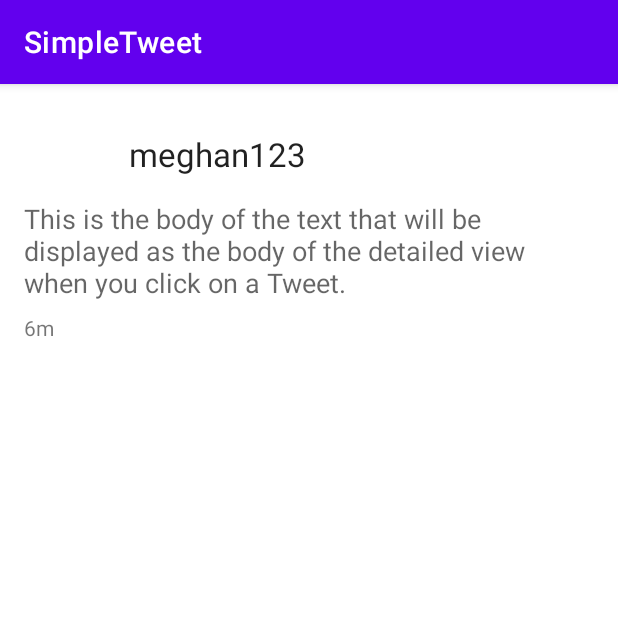
After one commit to mflynn19/SimpleTweet2, an Android app: the DetailedActivity screen opened directly, with no data from a screen before it, on a phone screen of 412 x 824 dp, the top half of it. The commit adds this screen. Run offline under Robolectric (Android 15) with nearby library versions, the phone set to English and light mode, and no system bars; pictures from the network do not load; 5 statements that could not run were skipped.

Commit message:
stretch #2 for part 1

```diff
--- a/app/build.gradle
+++ b/app/build.gradle
@@ -2,6 +2,7 @@ plugins {
     id 'com.android.application'
     id 'kotlin-android'
     id 'kotlin-kapt'
+    id 'kotlin-parcelize'
 }
 
 def apikeyPropertiesFile = rootProject.file("apikey.properties")
@@ -58,6 +59,9 @@ dependencies {
     implementation 'com.google.android.material:material:1.3.0'
     implementation 'androidx.constraintlayout:constraintlayout:2.0.4'
 
+    implementation 'org.parceler:parceler-api:1.1.12'
+    annotationProcessor 'org.parceler:parceler:1.1.12'
+
     implementation 'com.codepath.libraries:android-oauth-handler:2.4.0'
     implementation 'commons-codec:commons-codec:1.10'
     implementation 'androidx.appcompat:appcompat:1.2.0'
--- a/app/src/main/AndroidManifest.xml
+++ b/app/src/main/AndroidManifest.xml
@@ -13,6 +13,9 @@
         android:roundIcon="@mipmap/ic_launcher_round"
         android:supportsRtl="true"
         android:theme="@style/Theme.RestClientTemplateKotlin">
+        <activity
+            android:name=".models.DetailedActivity"
+            android:exported="false" />
         <activity
             android:name=".TimelineActivity"
             android:exported="false" />
--- a/app/src/main/java/com/codepath/apps/restclienttemplate/TimelineActivity.kt
+++ b/app/src/main/java/com/codepath/apps/restclienttemplate/TimelineActivity.kt
@@ -34,7 +34,7 @@ class TimelineActivity : AppCompatActivity() {
             android.R.color.holo_red_light);
 
         rvTweets = findViewById(R.id.rvTweets)
-        adapter = TweetsAdapter(tweets)
+        adapter = TweetsAdapter(tweets, this)
         rvTweets.layoutManager = LinearLayoutManager(this)
         rvTweets.adapter = adapter
 
--- /dev/null
+++ b/app/src/main/java/com/codepath/apps/restclienttemplate/models/DetailedActivity.kt
@@ -0,0 +1,33 @@
+package com.codepath.apps.restclienttemplate.models
+
+import androidx.appcompat.app.AppCompatActivity
+import android.os.Bundle
+import android.widget.ImageView
+import android.widget.TextView
+import com.bumptech.glide.Glide
+import com.codepath.apps.restclienttemplate.R
+import com.codepath.apps.restclienttemplate.TweetsAdapter
+
+
+private const val TAG = "DetailedActivity"
+class DetailedActivity : AppCompatActivity() {
+    private lateinit var username : TextView
+    private lateinit var tweetBody : TextView
+    private lateinit var timestamp : TextView
+    private lateinit var profilePicture : ImageView
+
+    override fun onCreate(savedInstanceState: Bundle?) {
+        super.onCreate(savedInstanceState)
+        setContentView(R.layout.activity_detailed)
+        username = findViewById(R.id.tvUser)
+        tweetBody = findViewById(R.id.tvBody)
+        timestamp = findViewById(R.id.tvPostedtime)
+        profilePicture = findViewById(R.id.ivProfilePic)
+
+        val tweet = intent.getParcelableExtra<Tweet>("tweet") as Tweet
+        username.text = tweet.user?.name
+        tweetBody.text = tweet.body
+        timestamp.text = tweet.createdAt
+        Glide.with(this).load(tweet.user?.publicImageURL).into(profilePicture)
+    }
+}
--- /dev/null
+++ b/app/src/main/res/layout/activity_detailed.xml
@@ -0,0 +1,54 @@
+<?xml version="1.0" encoding="utf-8"?>
+<androidx.constraintlayout.widget.ConstraintLayout xmlns:android="http://schemas.android.com/apk/res/android"
+    xmlns:app="http://schemas.android.com/apk/res-auto"
+    xmlns:tools="http://schemas.android.com/tools"
+    android:layout_width="match_parent"
+    android:layout_height="match_parent"
+    tools:context="models.DetailedActivity">
+
+    <ImageView
+        android:id="@+id/ivProfilePic"
+        android:layout_width="54dp"
+        android:layout_height="53dp"
+        android:layout_marginStart="16dp"
+        android:layout_marginTop="16dp"
+        app:layout_constraintStart_toStartOf="parent"
+        app:layout_constraintTop_toTopOf="parent"
+        tools:srcCompat="@tools:sample/avatars" />
+
+    <TextView
+        android:id="@+id/tvUser"
+        android:layout_width="wrap_content"
+        android:layout_height="wrap_content"
+        android:layout_marginStart="16dp"
+        android:layout_marginTop="32dp"
+        android:text="meghan123"
+        android:textAppearance="@style/TextAppearance.AppCompat.Large"
+        app:layout_constraintStart_toEndOf="@+id/ivProfilePic"
+        app:layout_constraintTop_toTopOf="parent" />
+
+    <TextView
+        android:id="@+id/tvBody"
+        android:layout_width="wrap_content"
+        android:layout_height="wrap_content"
+        android:layout_marginStart="16dp"
+        android:layout_marginTop="8dp"
+        android:layout_marginEnd="16dp"
+        android:text="This is the body of the text that will be displayed as the body of the detailed view when you click on a Tweet."
+        android:textAppearance="@style/TextAppearance.AppCompat.Medium"
+        app:layout_constrainedWidth="true"
+        app:layout_constraintEnd_toEndOf="parent"
+        app:layout_constraintHorizontal_bias="0.0"
+        app:layout_constraintStart_toStartOf="parent"
+        app:layout_constraintTop_toBottomOf="@+id/ivProfilePic" />
+
+    <TextView
+        android:id="@+id/tvPostedtime"
+        android:layout_width="wrap_content"
+        android:layout_height="wrap_content"
+        android:layout_marginStart="16dp"
+        android:layout_marginTop="8dp"
+        android:text="6m"
+        app:layout_constraintStart_toStartOf="parent"
+        app:layout_constraintTop_toBottomOf="@+id/tvBody" />
+</androidx.constraintlayout.widget.ConstraintLayout>
```
Also changed, not shown: app/src/main/java/com/codepath/apps/restclienttemplate/TweetsAdapter.kt (+20 -3 lines), app/src/main/java/com/codepath/apps/restclienttemplate/models/Tweet.kt (+16 -13 lines), app/src/main/java/com/codepath/apps/restclienttemplate/models/User.kt (+7 -4 lines), 1 other file.
